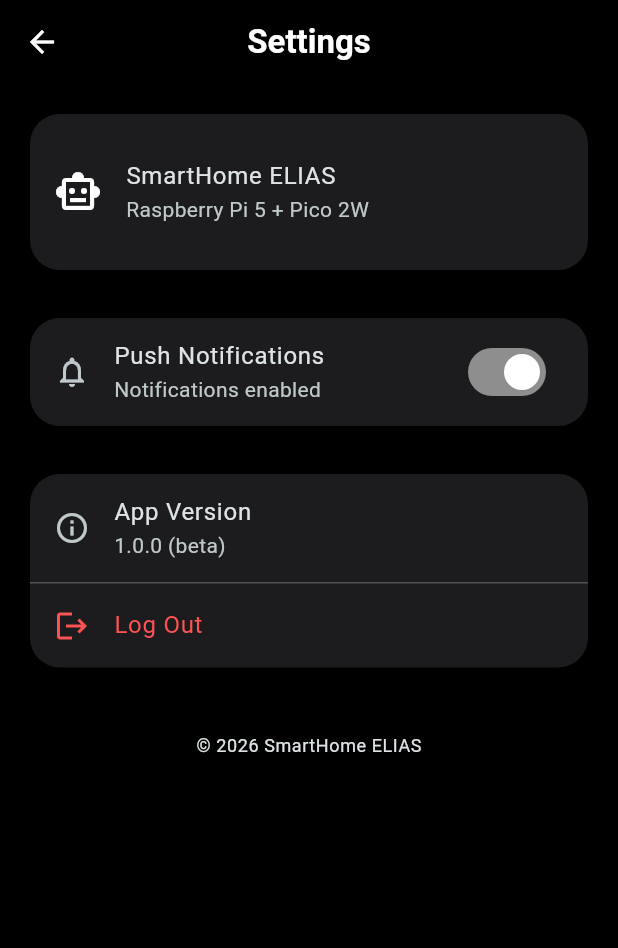
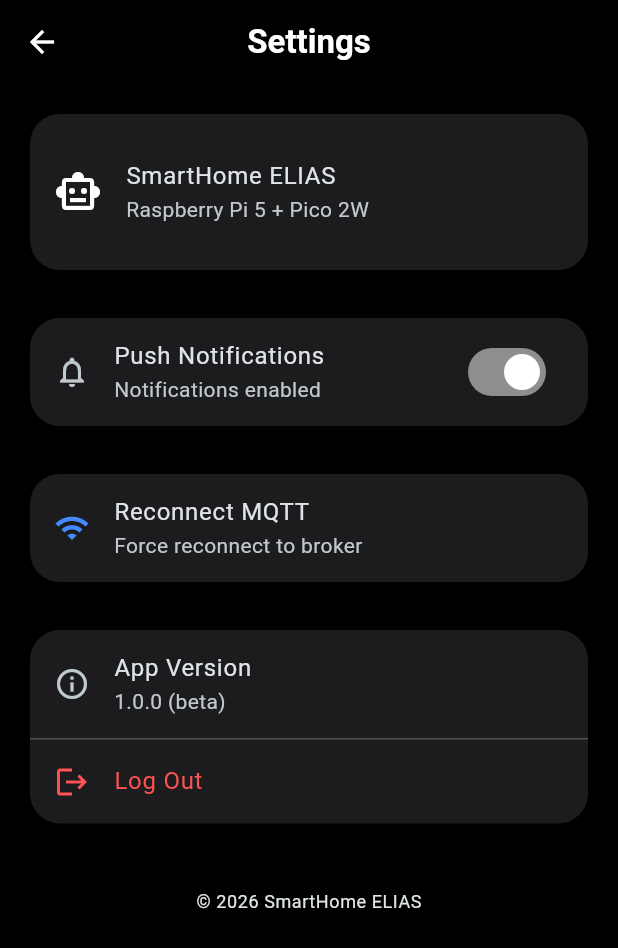
Before and after one commit to Hass090/SmartHomeApp_ELIAS, a Flutter app: the SettingsScreen screen opened directly, on a phone screen of 412 x 824 dp. Shown: the top 948 px of the screen. Run offline on Flutter 3.47's test engine with Material 3 defaults, Android fonts, the phone set to English and light mode, and no system bars; our stand-ins replace firebase_core, firebase_messaging, fl_chart, flutter_local_notifications, shared_preferences; missing offline and left inert: mqtt_client; accounts and stored records are empty; network calls fail.

Commit message:
Added mqtt reconnect

```diff
--- a/lib/screens/settings_screen.dart
+++ b/lib/screens/settings_screen.dart
@@ -2,7 +2,9 @@
 import 'package:firebase_messaging/firebase_messaging.dart';
 import 'package:flutter/material.dart';
 import 'package:http/http.dart' as http;
+import 'package:provider/provider.dart';
 import 'package:shared_preferences/shared_preferences.dart';
+import '../services/mqtt_service.dart';
 import 'login_screen.dart';
 
 class SettingsScreen extends StatefulWidget {
@@ -27,11 +29,9 @@
   Future<void> _loadSettings() async {
     final prefs = await SharedPreferences.getInstance();
     final messaging = FirebaseMessaging.instance;
-
     final settings = await messaging.getNotificationSettings();
     final granted =
         settings.authorizationStatus == AuthorizationStatus.authorized;
-
     final existingToken = await messaging.getToken();
 
     bool shouldBeEnabled;
@@ -44,7 +44,6 @@
     }
 
     if (!mounted) return;
-
     setState(() {
       _permissionGranted = granted;
       _notificationsEnabled = shouldBeEnabled;
@@ -122,7 +121,6 @@
       );
       final granted =
           settings.authorizationStatus == AuthorizationStatus.authorized;
-
       await prefs.setBool('notifications_enabled', granted);
       _permissionGranted = granted;
 
@@ -144,11 +142,25 @@
       await _unregisterFcmToken();
       await messaging.deleteToken();
       await prefs.setBool('notifications_enabled', false);
-
       setState(() {
         _notificationStatus = 'Notifications disabled';
       });
     }
+  }
+
+  Future<void> _reconnectMQTT() async {
+    final mqtt = Provider.of<MqttService>(context, listen: false);
+
+    ScaffoldMessenger.of(
+      context,
+    ).showSnackBar(const SnackBar(content: Text('Reconnecting MQTT...')));
+
+    await mqtt.reconnect();
+
+    if (!mounted) return;
+    ScaffoldMessenger.of(
+      context,
+    ).showSnackBar(const SnackBar(content: Text('MQTT reconnected')));
   }
 
   Future<void> _showLogoutDialog(BuildContext context) async {
@@ -250,6 +262,16 @@
                   ),
                 ),
                 const SizedBox(height: 24),
+                // Reconnect MQTT
+                Card(
+                  child: ListTile(
+                    leading: const Icon(Icons.wifi, color: Colors.blueAccent),
+                    title: const Text('Reconnect MQTT'),
+                    subtitle: const Text('Force reconnect to broker'),
+                    onTap: _reconnectMQTT,
+                  ),
+                ),
+                const SizedBox(height: 24),
                 Card(
                   child: Column(
                     children: [
--- a/lib/services/mqtt_service.dart
+++ b/lib/services/mqtt_service.dart
@@ -15,7 +15,6 @@
   String fanMode = 'AUTO';
   String lightStatus = 'OFF';
   bool motionDetected = false;
-
   List<double> temperatureHistory = [];
 
   MqttService() {
@@ -85,9 +84,7 @@
         recMess.payload.message,
       );
       final topic = c[0].topic;
-
       debugPrint('MQTT received → $topic : $payload');
-
       _updateValue(topic, payload);
       notifyListeners();
     });
@@ -118,6 +115,20 @@
     }
   }
 
+  Future<void> reconnect() async {
+    debugPrint('Reconnecting MQTT from Settings...');
+
+    if (client != null &&
+        client!.connectionStatus?.state == MqttConnectionState.connected) {
+      client!.disconnect();
+    }
+
+    isConnected = false;
+    notifyListeners();
+    await Future.delayed(const Duration(milliseconds: 800));
+    await _connect();
+  }
+
   void publishFanCommand(String command) {
     if (client == null || !isConnected) {
       debugPrint('MQTT is not connected');
@@ -146,7 +157,6 @@
     }
     final builder = MqttClientPayloadBuilder();
     builder.addString(command);
-
     client!.publishMessage(
       'smarthome/pico/control/door',
       MqttQos.atLeastOnce,
@@ -156,6 +166,10 @@
   }
 
   void publishLightCommand(String command) {
+    if (client == null || !isConnected) {
+      debugPrint('MQTT is not connected');
+      return;
+    }
     final builder = MqttClientPayloadBuilder();
     builder.addString(command);
     client!.publishMessage(
```
